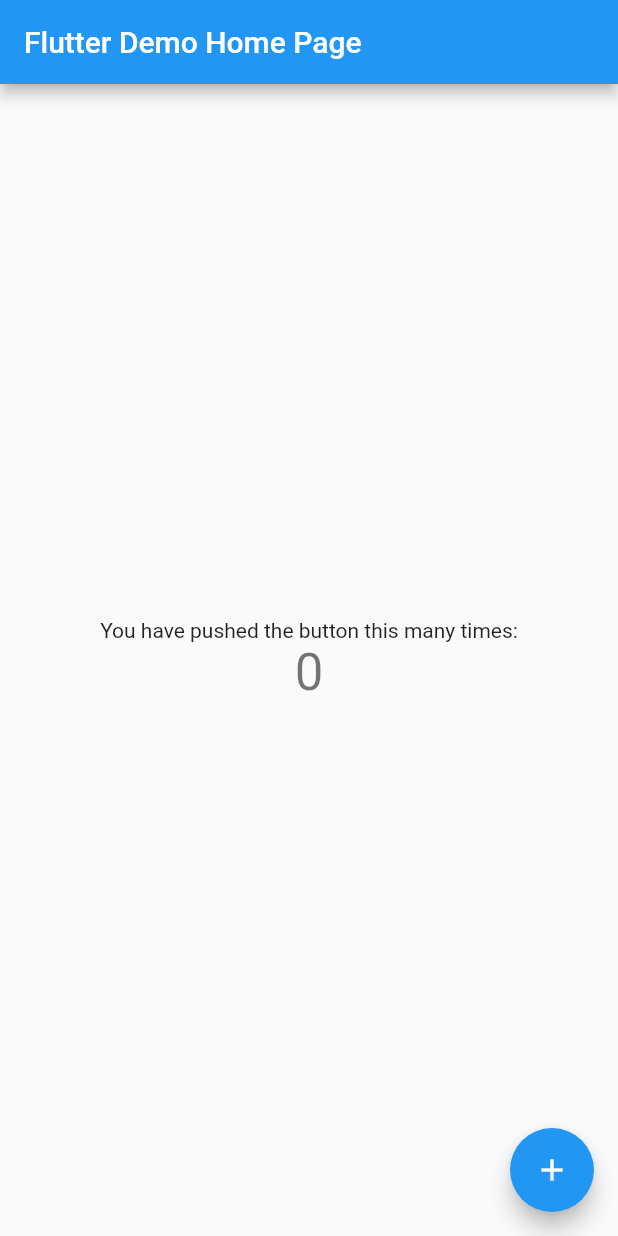
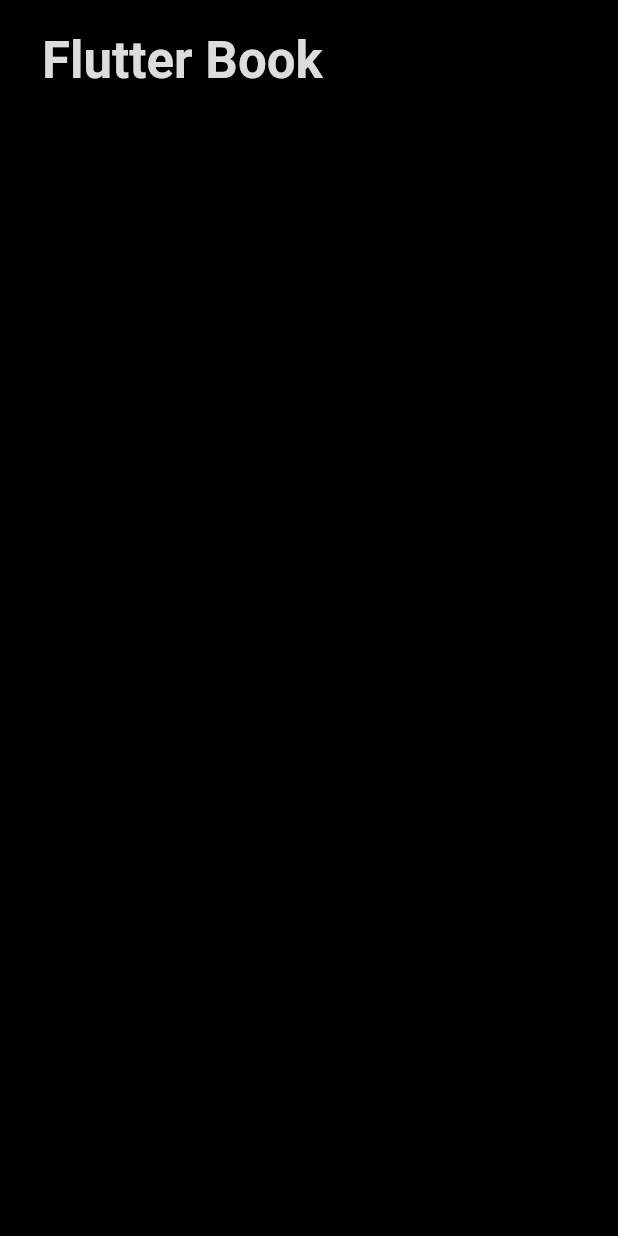
Before and after one commit to GreyImediary/flutter_book, a Flutter app: the screen it shows after launch, on a phone screen of 412 x 824 dp. Run offline on Flutter 3.47's test engine with Material 2 defaults, Android fonts, the phone set to English and light mode, and no system bars.

Commit message:
create category widget

```diff
--- a/lib/main.dart
+++ b/lib/main.dart
@@ -1,113 +1,34 @@
 import 'package:flutter/material.dart';
+import 'package:flutter_book/screens/main_screen.dart';
 
 void main() {
   runApp(MyApp());
 }
 
 class MyApp extends StatelessWidget {
-  // This widget is the root of your application.
   @override
   Widget build(BuildContext context) {
     return MaterialApp(
       title: 'Flutter Demo',
       theme: ThemeData(
-        // This is the theme of your application.
-        //
-        // Try running your application with "flutter run". You'll see the
-        // application has a blue toolbar. Then, without quitting the app, try
-        // changing the primarySwatch below to Colors.green and then invoke
-        // "hot reload" (press "r" in the console where you ran "flutter run",
-        // or simply save your changes to "hot reload" in a Flutter IDE).
-        // Notice that the counter didn't reset back to zero; the application
-        // is not restarted.
-        primarySwatch: Colors.blue,
+        accentColor: Color(0xff75abf1),
+        scaffoldBackgroundColor: Colors.black,
+        primaryColorDark: Color(0xff1d1d1d),
+        textTheme: TextTheme(
+          headline4: TextStyle(
+            color: Color(0xffdddddd),
+            fontWeight: FontWeight.bold
+          ),
+          headline6: TextStyle(
+            color: Color(0xff75abf1),
+            fontWeight: FontWeight.bold
+          ),
+          bodyText2: TextStyle(
+            color: Color(0xfff2f2f2)
+          ),
+        ),
       ),
-      home: MyHomePage(title: 'Flutter Demo Home Page'),
+      home: MainScreen(),
     );
   }
 }
-
-class MyHomePage extends StatefulWidget {
-  MyHomePage({Key key, this.title}) : super(key: key);
-
-  // This widget is the home page of your application. It is stateful, meaning
-  // that it has a State object (defined below) that contains fields that affect
-  // how it looks.
-
-  // This class is the configuration for the state. It holds the values (in this
-  // case the title) provided by the parent (in this case the App widget) and
-  // used by the build method of the State. Fields in a Widget subclass are
-  // always marked "final".
-
-  final String title;
-
-  @override
-  _MyHomePageState createState() => _MyHomePageState();
-}
-
-class _MyHomePageState extends State<MyHomePage> {
-  int _counter = 0;
-
-  void _incrementCounter() {
-    setState(() {
-      // This call to setState tells the Flutter framework that something has
-      // changed in this State, which causes it to rerun the build method below
-      // so that the display can reflect the updated values. If we changed
-      // _counter without calling setState(), then the build method would not be
-      // called again, and so nothing would appear to happen.
-      _counter++;
-    });
-  }
-
-  @override
-  Widget build(BuildContext context) {
-    // This method is rerun every time setState is called, for instance as done
-    // by the _incrementCounter method above.
-    //
-    // The Flutter framework has been optimized to make rerunning build methods
-    // fast, so that you can just rebuild anything that needs updating rather
-    // than having to individually change instances of widgets.
-    return Scaffold(
-      appBar: AppBar(
-        // Here we take the value from the MyHomePage object that was created by
-        // the App.build method, and use it to set our appbar title.
-        title: Text(widget.title),
-      ),
-      body: Center(
-        // Center is a layout widget. It takes a single child and positions it
-        // in the middle of the parent.
-        child: Column(
-          // Column is also a layout widget. It takes a list of children and
-          // arranges them vertically. By default, it sizes itself to fit its
-          // children horizontally, and tries to be as tall as its parent.
-          //
-          // Invoke "debug painting" (press "p" in the console, choose the
-          // "Toggle Debug Paint" action from the Flutter Inspector in Android
-          // Studio, or the "Toggle Debug Paint" command in Visual Studio Code)
-          // to see the wireframe for each widget.
-          //
-          // Column has various properties to control how it sizes itself and
-          // how it positions its children. Here we use mainAxisAlignment to
-          // center the children vertically; the main axis here is the vertical
-          // axis because Columns are vertical (the cross axis would be
-          // horizontal).
-          mainAxisAlignment: MainAxisAlignment.center,
-          children: <Widget>[
-            Text(
-              'You have pushed the button this many times:',
-            ),
-            Text(
-              '$_counter',
-              style: Theme.of(context).textTheme.headline4,
-            ),
-          ],
-        ),
-      ),
-      floatingActionButton: FloatingActionButton(
-        onPressed: _incrementCounter,
-        tooltip: 'Increment',
-        child: Icon(Icons.add),
-      ), // This trailing comma makes auto-formatting nicer for build methods.
-    );
-  }
-}
--- /dev/null
+++ b/lib/screens/main_screen.dart
@@ -0,0 +1,61 @@
+import 'package:flutter/cupertino.dart';
+import 'package:flutter/material.dart';
+
+class MainScreen extends StatefulWidget {
+  @override
+  _MainScreenState createState() => _MainScreenState();
+}
+
+class _MainScreenState extends State<MainScreen> {
+  ScrollController _controller;
+
+  @override
+  void initState() {
+    _controller = ScrollController();
+    super.initState();
+  }
+
+  @override
+  Widget build(BuildContext context) {
+    return Scaffold(
+      body: SafeArea(
+        child: Center(
+          child: Padding(
+            padding: const EdgeInsets.all(20.0),
+            child: ListView(
+              controller: _controller,
+              scrollDirection: Axis.vertical,
+              children: <Widget>[
+                Padding(
+                  padding: const EdgeInsets.only(left: 8),
+                  child: Text(
+                    "Flutter Book",
+                    style: Theme.of(context).textTheme.headline4,
+                  ),
+                ),
+                Container(
+                  height: 30,
+                ),
+                GridView.count(
+                  scrollDirection: Axis.vertical,
+                  shrinkWrap: true,
+                  controller: _controller,
+                  crossAxisCount: 2,
+                  children: <Widget>[
+
+                  ],
+                )
+              ],
+            ),
+          ),
+        ),
+      ),
+    );
+  }
+
+  @override
+  void dispose() {
+    _controller.dispose();
+    super.dispose();
+  }
+}
```
Also changed, not shown: lib/widgets/main_screen_widgets/widget_category.dart (added, +89 -0 lines).
